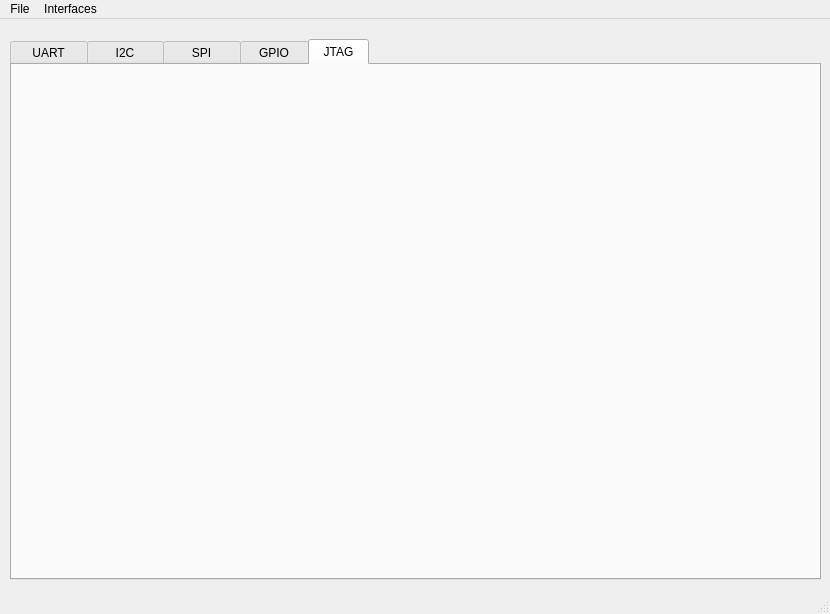
The window that UI-Files/badge.ui (attify/attify-badge) describes before a commit, drawn with Qt 5.
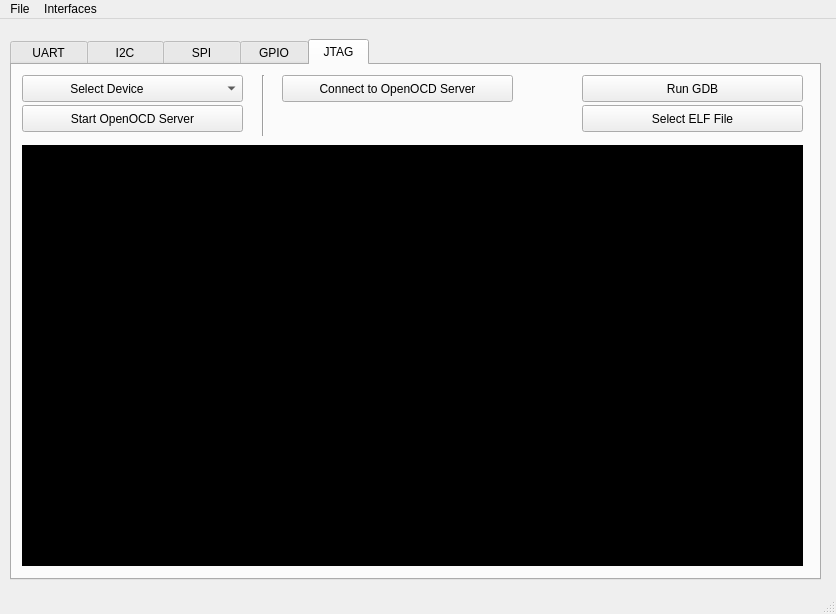
The same window after the commit. The open tabs and pages were chosen to show the change.

Commit message: Added JTAG Module UI elements

Patch:
```diff
--- a/UI-Files/badge.ui
+++ b/UI-Files/badge.ui
@@ -6,7 +6,7 @@
    <rect>
     <x>0</x>
     <y>0</y>
-    <width>830</width>
+    <width>836</width>
     <height>614</height>
    </rect>
   </property>
@@ -1967,6 +1967,511 @@
      <attribute name="title">
       <string> JTAG </string>
      </attribute>
+     <widget class="QTextEdit" name="OCD_Console">
+      <property name="geometry">
+       <rect>
+        <x>10</x>
+        <y>80</y>
+        <width>781</width>
+        <height>421</height>
+       </rect>
+      </property>
+      <property name="palette">
+       <palette>
+        <active>
+         <colorrole role="WindowText">
+          <brush brushstyle="SolidPattern">
+           <color alpha="255">
+            <red>255</red>
+            <green>255</green>
+            <blue>255</blue>
+           </color>
+          </brush>
+         </colorrole>
+         <colorrole role="Button">
+          <brush brushstyle="SolidPattern">
+           <color alpha="255">
+            <red>0</red>
+            <green>0</green>
+            <blue>0</blue>
+           </color>
+          </brush>
+         </colorrole>
+         <colorrole role="Light">
+          <brush brushstyle="SolidPattern">
+           <color alpha="255">
+            <red>0</red>
+            <green>0</green>
+            <blue>0</blue>
+           </color>
+          </brush>
+         </colorrole>
+         <colorrole role="Midlight">
+          <brush brushstyle="SolidPattern">
+           <color alpha="255">
+            <red>0</red>
+            <green>0</green>
+            <blue>0</blue>
+           </color>
+          </brush>
+         </colorrole>
+         <colorrole role="Dark">
+          <brush brushstyle="SolidPattern">
+           <color alpha="255">
+            <red>0</red>
+            <green>0</green>
+            <blue>0</blue>
+           </color>
+          </brush>
+         </colorrole>
+         <colorrole role="Mid">
+          <brush brushstyle="SolidPattern">
+           <color alpha="255">
+            <red>0</red>
+            <green>0</green>
+            <blue>0</blue>
+           </color>
+          </brush>
+         </colorrole>
+         <colorrole role="Text">
+          <brush brushstyle="SolidPattern">
+           <color alpha="255">
+            <red>255</red>
+            <green>255</green>
+            <blue>255</blue>
+           </color>
+          </brush>
+         </colorrole>
+         <colorrole role="BrightText">
+          <brush brushstyle="SolidPattern">
+           <color alpha="255">
+            <red>255</red>
+            <green>255</green>
+            <blue>255</blue>
+           </color>
+          </brush>
+         </colorrole>
+         <colorrole role="ButtonText">
+          <brush brushstyle="SolidPattern">
+           <color alpha="255">
+            <red>255</red>
+            <green>255</green>
+            <blue>255</blue>
+           </color>
+          </brush>
+         </colorrole>
+         <colorrole role="Base">
+          <brush brushstyle="SolidPattern">
+           <color alpha="255">
+            <red>0</red>
+            <green>0</green>
+            <blue>0</blue>
+           </color>
+          </brush>
+         </colorrole>
+         <colorrole role="Window">
+          <brush brushstyle="SolidPattern">
+           <color alpha="255">
+            <red>0</red>
+            <green>0</green>
+            <blue>0</blue>
+           </color>
+          </brush>
+         </colorrole>
+         <colorrole role="Shadow">
+          <brush brushstyle="SolidPattern">
+           <color alpha="255">
+            <red>0</red>
+            <green>0</green>
+            <blue>0</blue>
+           </color>
+          </brush>
+         </colorrole>
+         <colorrole role="AlternateBase">
+          <brush brushstyle="SolidPattern">
+           <color alpha="255">
+            <red>0</red>
+            <green>0</green>
+            <blue>0</blue>
+           </color>
+          </brush>
+         </colorrole>
+         <colorrole role="ToolTipBase">
+          <brush brushstyle="SolidPattern">
+           <color alpha="255">
+            <red>255</red>
+            <green>255</green>
+            <blue>220</blue>
+           </color>
+          </brush>
+         </colorrole>
+         <colorrole role="ToolTipText">
+          <brush brushstyle="SolidPattern">
+           <color alpha="255">
+            <red>0</red>
+            <green>0</green>
+            <blue>0</blue>
+           </color>
+          </brush>
+         </colorrole>
+        </active>
+        <inactive>
+         <colorrole role="WindowText">
+          <brush brushstyle="SolidPattern">
+           <color alpha="255">
+            <red>255</red>
+            <green>255</green>
+            <blue>255</blue>
+           </color>
+          </brush>
+         </colorrole>
+         <colorrole role="Button">
+          <brush brushstyle="SolidPattern">
+           <color alpha="255">
+            <red>0</red>
+            <green>0</green>
+            <blue>0</blue>
+           </color>
+          </brush>
+         </colorrole>
+         <colorrole role="Light">
+          <brush brushstyle="SolidPattern">
+           <color alpha="255">
+            <red>0</red>
+            <green>0</green>
+            <blue>0</blue>
+           </color>
+          </brush>
+         </colorrole>
+         <colorrole role="Midlight">
+          <brush brushstyle="SolidPattern">
+           <color alpha="255">
+            <red>0</red>
+            <green>0</green>
+            <blue>0</blue>
+           </color>
+          </brush>
+         </colorrole>
+         <colorrole role="Dark">
+          <brush brushstyle="SolidPattern">
+           <color alpha="255">
+            <red>0</red>
+            <green>0</green>
+            <blue>0</blue>
+           </color>
+          </brush>
+         </colorrole>
+         <colorrole role="Mid">
+          <brush brushstyle="SolidPattern">
+           <color alpha="255">
+            <red>0</red>
+            <green>0</green>
+            <blue>0</blue>
+           </color>
+          </brush>
+         </colorrole>
+         <colorrole role="Text">
+          <brush brushstyle="SolidPattern">
+           <color alpha="255">
+            <red>255</red>
+            <green>255</green>
+            <blue>255</blue>
+           </color>
+          </brush>
+         </colorrole>
+         <colorrole role="BrightText">
+          <brush brushstyle="SolidPattern">
+           <color alpha="255">
+            <red>255</red>
+            <green>255</green>
+            <blue>255</blue>
+           </color>
+          </brush>
+         </colorrole>
+         <colorrole role="ButtonText">
+          <brush brushstyle="SolidPattern">
+           <color alpha="255">
+            <red>255</red>
+            <green>255</green>
+            <blue>255</blue>
+           </color>
+          </brush>
+         </colorrole>
+         <colorrole role="Base">
+          <brush brushstyle="SolidPattern">
+           <color alpha="255">
+            <red>0</red>
+            <green>0</green>
+            <blue>0</blue>
+           </color>
+          </brush>
+         </colorrole>
+         <colorrole role="Window">
+          <brush brushstyle="SolidPattern">
+           <color alpha="255">
+            <red>0</red>
+            <green>0</green>
+            <blue>0</blue>
+           </color>
+          </brush>
+         </colorrole>
+         <colorrole role="Shadow">
+          <brush brushstyle="SolidPattern">
+           <color alpha="255">
+            <red>0</red>
+            <green>0</green>
+            <blue>0</blue>
+           </color>
+          </brush>
+         </colorrole>
+         <colorrole role="AlternateBase">
+          <brush brushstyle="SolidPattern">
+           <color alpha="255">
+            <red>0</red>
+            <green>0</green>
+            <blue>0</blue>
+           </color>
+          </brush>
+         </colorrole>
+         <colorrole role="ToolTipBase">
+          <brush brushstyle="SolidPattern">
+           <color alpha="255">
+            <red>255</red>
+            <green>255</green>
+            <blue>220</blue>
+           </color>
+          </brush>
+         </colorrole>
+         <colorrole role="ToolTipText">
+          <brush brushstyle="SolidPattern">
+           <color alpha="255">
+            <red>0</red>
+            <green>0</green>
+            <blue>0</blue>
+           </color>
+          </brush>
+         </colorrole>
+        </inactive>
+        <disabled>
+         <colorrole role="WindowText">
+          <brush brushstyle="SolidPattern">
+           <color alpha="255">
+            <red>0</red>
+            <green>0</green>
+            <blue>0</blue>
+           </color>
+          </brush>
+         </colorrole>
+         <colorrole role="Button">
+          <brush brushstyle="SolidPattern">
+           <color alpha="255">
+            <red>0</red>
+            <green>0</green>
+            <blue>0</blue>
+           </color>
+          </brush>
+         </colorrole>
+         <colorrole role="Light">
+          <brush brushstyle="SolidPattern">
+           <color alpha="255">
+            <red>0</red>
+            <green>0</green>
+            <blue>0</blue>
+           </color>
+          </brush>
+         </colorrole>
+         <colorrole role="Midlight">
+          <brush brushstyle="SolidPattern">
+           <color alpha="255">
+            <red>0</red>
+            <green>0</green>
+            <blue>0</blue>
+           </color>
+          </brush>
+         </colorrole>
+         <colorrole role="Dark">
+          <brush brushstyle="SolidPattern">
+           <color alpha="255">
+            <red>0</red>
+            <green>0</green>
+            <blue>0</blue>
+           </color>
+          </brush>
+         </colorrole>
+         <colorrole role="Mid">
+          <brush brushstyle="SolidPattern">
+           <color alpha="255">
+            <red>0</red>
+            <green>0</green>
+            <blue>0</blue>
+           </color>
+          </brush>
+         </colorrole>
+         <colorrole role="Text">
+          <brush brushstyle="SolidPattern">
+           <color alpha="255">
+            <red>0</red>
+            <green>0</green>
+            <blue>0</blue>
+           </color>
+          </brush>
+         </colorrole>
+         <colorrole role="BrightText">
+          <brush brushstyle="SolidPattern">
+           <color alpha="255">
+            <red>255</red>
+            <green>255</green>
+            <blue>255</blue>
+           </color>
+          </brush>
+         </colorrole>
+         <colorrole role="ButtonText">
+          <brush brushstyle="SolidPattern">
+           <color alpha="255">
+            <red>0</red>
+            <green>0</green>
+            <blue>0</blue>
+           </color>
+          </brush>
+         </colorrole>
+         <colorrole role="Base">
+          <brush brushstyle="SolidPattern">
+           <color alpha="255">
+            <red>0</red>
+            <green>0</green>
+            <blue>0</blue>
+           </color>
+          </brush>
+         </colorrole>
+         <colorrole role="Window">
+          <brush brushstyle="SolidPattern">
+           <color alpha="255">
+            <red>0</red>
+            <green>0</green>
+            <blue>0</blue>
+           </color>
+          </brush>
+         </colorrole>
+         <colorrole role="Shadow">
+          <brush brushstyle="SolidPattern">
+           <color alpha="255">
+            <red>0</red>
+            <green>0</green>
+            <blue>0</blue>
+           </color>
+          </brush>
+         </colorrole>
+         <colorrole role="AlternateBase">
+          <brush brushstyle="SolidPattern">
+           <color alpha="255">
+            <red>0</red>
+            <green>0</green>
+            <blue>0</blue>
+           </color>
+          </brush>
+         </colorrole>
+         <colorrole role="ToolTipBase">
+          <brush brushstyle="SolidPattern">
+           <color alpha="255">
+            <red>255</red>
+            <green>255</green>
+            <blue>220</blue>
+           </color>
+          </brush>
+         </colorrole>
+         <colorrole role="ToolTipText">
+          <brush brushstyle="SolidPattern">
+           <color alpha="255">
+            <red>0</red>
+            <green>0</green>
+            <blue>0</blue>
+           </color>
+          </brush>
+         </colorrole>
+        </disabled>
+       </palette>
+      </property>
+     </widget>
+     <widget class="QPushButton" name="pushButton_startOCDServer">
+      <property name="geometry">
+       <rect>
+        <x>10</x>
+        <y>40</y>
+        <width>221</width>
+        <height>27</height>
+       </rect>
+      </property>
+      <property name="text">
+       <string>Start OpenOCD Server</string>
+      </property>
+     </widget>
+     <widget class="QComboBox" name="comboBox_JTAGcfg">
+      <property name="geometry">
+       <rect>
+        <x>10</x>
+        <y>10</y>
+        <width>221</width>
+        <height>27</height>
+       </rect>
+      </property>
+      <item>
+       <property name="text">
+        <string>             Select Device</string>
+       </property>
+      </item>
+     </widget>
+     <widget class="QPushButton" name="pushButton_2">
+      <property name="geometry">
+       <rect>
+        <x>270</x>
+        <y>10</y>
+        <width>231</width>
+        <height>27</height>
+       </rect>
+      </property>
+      <property name="text">
+       <string>Connect to OpenOCD Server</string>
+      </property>
+     </widget>
+     <widget class="QPushButton" name="pushButton_3">
+      <property name="geometry">
+       <rect>
+        <x>570</x>
+        <y>10</y>
+        <width>221</width>
+        <height>27</height>
+       </rect>
+      </property>
+      <property name="text">
+       <string>Run GDB</string>
+      </property>
+     </widget>
+     <widget class="Line" name="line_3">
+      <property name="geometry">
+       <rect>
+        <x>250</x>
+        <y>10</y>
+        <width>3</width>
+        <height>61</height>
+       </rect>
+      </property>
+      <property name="orientation">
+       <enum>Qt::Vertical</enum>
+      </property>
+     </widget>
+     <widget class="QPushButton" name="pushButton_4">
+      <property name="geometry">
+       <rect>
+        <x>570</x>
+        <y>40</y>
+        <width>221</width>
+        <height>27</height>
+       </rect>
+      </property>
+      <property name="text">
+       <string>Select ELF File</string>
+      </property>
+     </widget>
     </widget>
    </widget>
   </widget>
@@ -1975,7 +2480,7 @@
     <rect>
      <x>0</x>
      <y>0</y>
-     <width>830</width>
+     <width>836</width>
      <height>25</height>
     </rect>
    </property>
```
Left out of the diff: 68 changed lines with no effect on the pictures.
